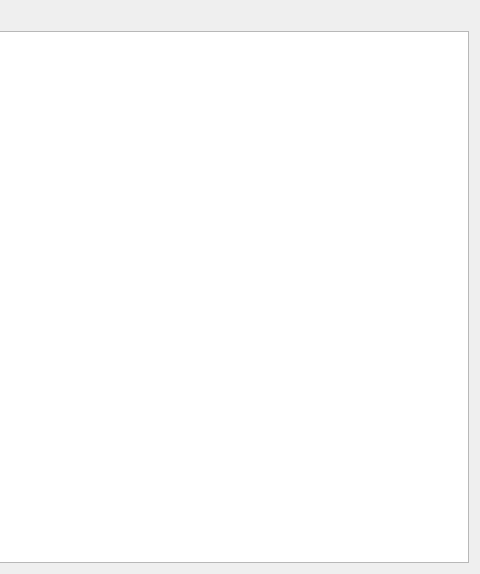
The window that src/plugins/qt4projectmanager/qt-maemo/maemopackagecreationwidget.ui (qt-creator/qt-creator) describes before a commit, drawn with Qt 5; both pictures show x 261 to 741 and y 0 to 574 of the 741 by 574 pixel window.
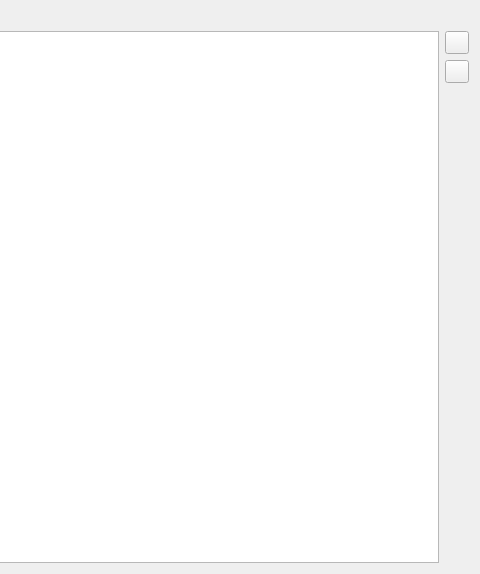
The same window after the commit. Icons and pictures are not drawn.

The edit to the form file:
```diff
--- a/src/plugins/qt4projectmanager/qt-maemo/maemopackagecreationwidget.ui
+++ b/src/plugins/qt4projectmanager/qt-maemo/maemopackagecreationwidget.ui
@@ -16,7 +16,7 @@
     <verstretch>1</verstretch>
    </sizepolicy>
   </property>
-  <layout class="QVBoxLayout" name="verticalLayout">
+  <layout class="QVBoxLayout" name="verticalLayout_2">
    <item>
     <widget class="QLabel" name="contentsLabel">
      <property name="font">
@@ -31,6 +31,8 @@
     </widget>
    </item>
    <item>
+    <layout class="QHBoxLayout" name="horizontalLayout">
+     <item>
     <widget class="QTableView" name="packageContentsView">
      <property name="sizePolicy">
       <sizepolicy hsizetype="Expanding" vsizetype="Expanding">
@@ -55,7 +57,54 @@
      </attribute>
     </widget>
    </item>
-  </layout>
+     <item>
+      <layout class="QVBoxLayout" name="verticalLayout">
+       <item>
+        <widget class="QToolButton" name="addFileButton">
+         <property name="toolTip">
+          <string>Add File to Package</string>
+         </property>
+         <property name="text">
+          <string/>
+         </property>
+         <property name="icon">
+          <iconset resource="../../coreplugin/core.qrc">
+           <normaloff>:/core/images/plus.png</normaloff>:/core/images/plus.png</iconset>
+         </property>
+        </widget>
+       </item>
+       <item>
+        <widget class="QToolButton" name="removeFileButton">
+         <property name="toolTip">
+          <string>Remove File from Package</string>
+         </property>
+         <property name="text">
+          <string/>
+         </property>
+         <property name="icon">
+          <iconset resource="../../coreplugin/core.qrc">
+           <normaloff>:/core/images/minus.png</normaloff>:/core/images/minus.png</iconset>
+         </property>
+        </widget>
+       </item>
+       <item>
+        <spacer name="verticalSpacer">
+         <property name="orientation">
+          <enum>Qt::Vertical</enum>
+         </property>
+         <property name="sizeHint" stdset="0">
+          <size>
+           <width>20</width>
+           <height>40</height>
+          </size>
+         </property>
+        </spacer>
+       </item>
+      </layout>
+     </item>
+    </layout>
+   </item>
+  </layout>
  </widget>
  <resources/>
  <connections/>
```
Left out of the diff: 46 changed lines with no effect on the pictures. Lines whose indentation alone changed are shown as unchanged.
